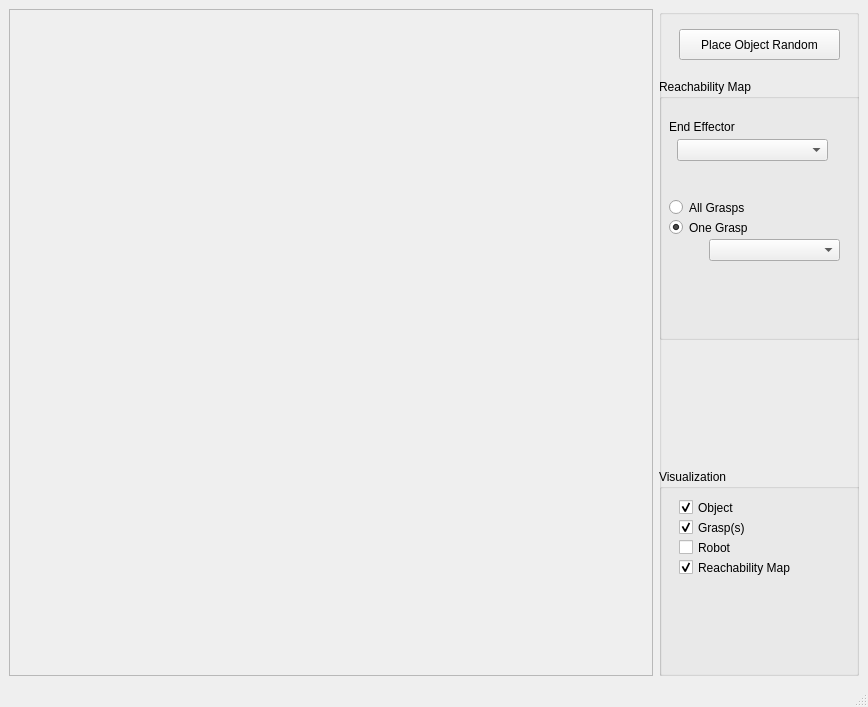
The window that VirtualRobot/examples/ReachabilityMap/ReachabilityMap.ui (softbankrobotics-research/Simox) describes before a commit, drawn with Qt 5.
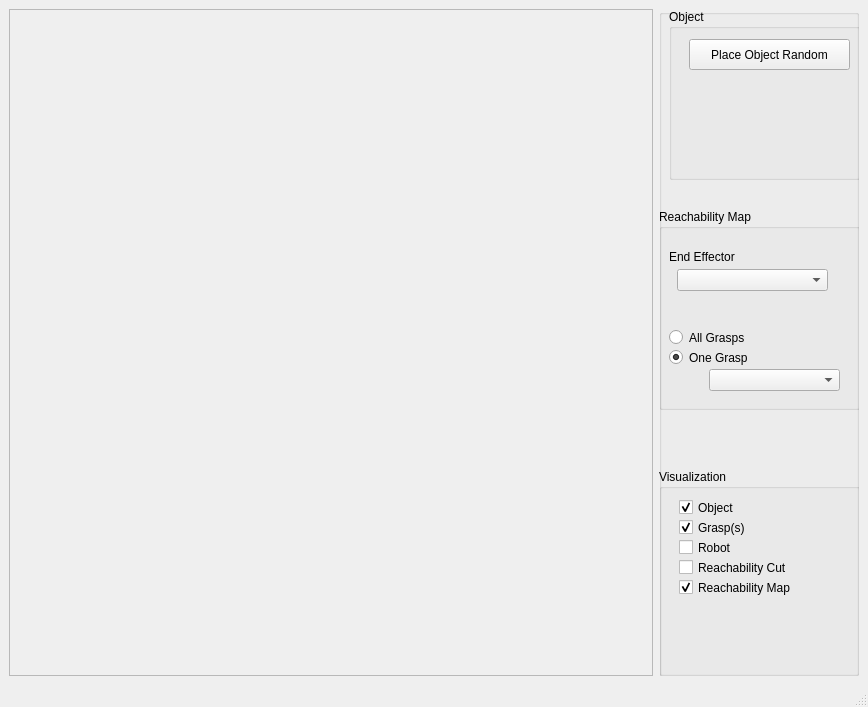
The same window after the commit.

Diff of the .ui file:
```diff
--- a/VirtualRobot/examples/ReachabilityMap/ReachabilityMap.ui
+++ b/VirtualRobot/examples/ReachabilityMap/ReachabilityMap.ui
@@ -61,12 +61,12 @@
          <string>Robot</string>
         </property>
        </widget>
-       <widget class="QCheckBox" name="checkBoxReachabilityVisu">
+       <widget class="QCheckBox" name="checkBoxReachabilityMapVisu">
         <property name="geometry">
          <rect>
           <x>20</x>
-          <y>90</y>
-          <width>131</width>
+          <y>110</y>
+          <width>161</width>
           <height>17</height>
          </rect>
         </property>
@@ -109,14 +109,30 @@
          <bool>true</bool>
         </property>
        </widget>
+       <widget class="QCheckBox" name="checkBoxReachabilityVisu">
+        <property name="geometry">
+         <rect>
+          <x>20</x>
+          <y>90</y>
+          <width>161</width>
+          <height>17</height>
+         </rect>
+        </property>
+        <property name="text">
+         <string>Reachability Cut</string>
+        </property>
+        <property name="checked">
+         <bool>false</bool>
+        </property>
+       </widget>
       </widget>
       <widget class="QGroupBox" name="groupBox_4">
        <property name="geometry">
         <rect>
          <x>0</x>
-         <y>70</y>
+         <y>200</y>
          <width>201</width>
-         <height>261</height>
+         <height>201</height>
         </rect>
        </property>
        <property name="title">
@@ -127,7 +143,7 @@
          <rect>
           <x>10</x>
           <y>120</y>
-          <width>82</width>
+          <width>161</width>
           <height>17</height>
          </rect>
         </property>
@@ -140,7 +156,7 @@
          <rect>
           <x>10</x>
           <y>140</y>
-          <width>82</width>
+          <width>131</width>
           <height>17</height>
          </rect>
         </property>
@@ -185,18 +201,31 @@
         </property>
        </widget>
       </widget>
-      <widget class="QPushButton" name="pushButtonObjectRandom">
+      <widget class="QGroupBox" name="groupBox_2">
        <property name="geometry">
         <rect>
-         <x>20</x>
-         <y>20</y>
-         <width>161</width>
-         <height>31</height>
+         <x>10</x>
+         <y>0</y>
+         <width>191</width>
+         <height>171</height>
         </rect>
        </property>
-       <property name="text">
-        <string>Place Object Random</string>
+       <property name="title">
+        <string>Object</string>
        </property>
+       <widget class="QPushButton" name="pushButtonObjectRandom">
+        <property name="geometry">
+         <rect>
+          <x>20</x>
+          <y>30</y>
+          <width>161</width>
+          <height>31</height>
+         </rect>
+        </property>
+        <property name="text">
+         <string>Place Object Random</string>
+        </property>
+       </widget>
       </widget>
      </widget>
     </item>
```
Left out of the diff: 4 changed lines with no effect on the pictures.
